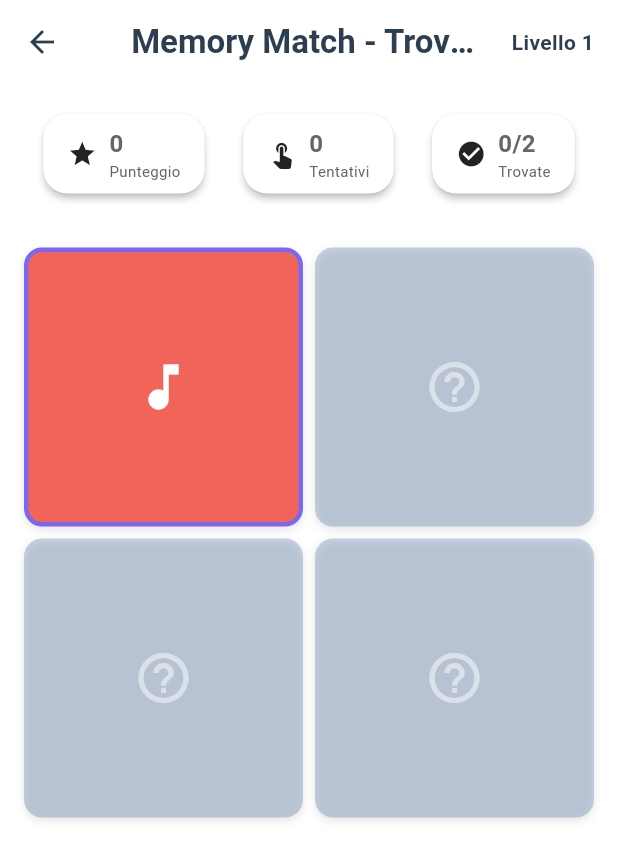
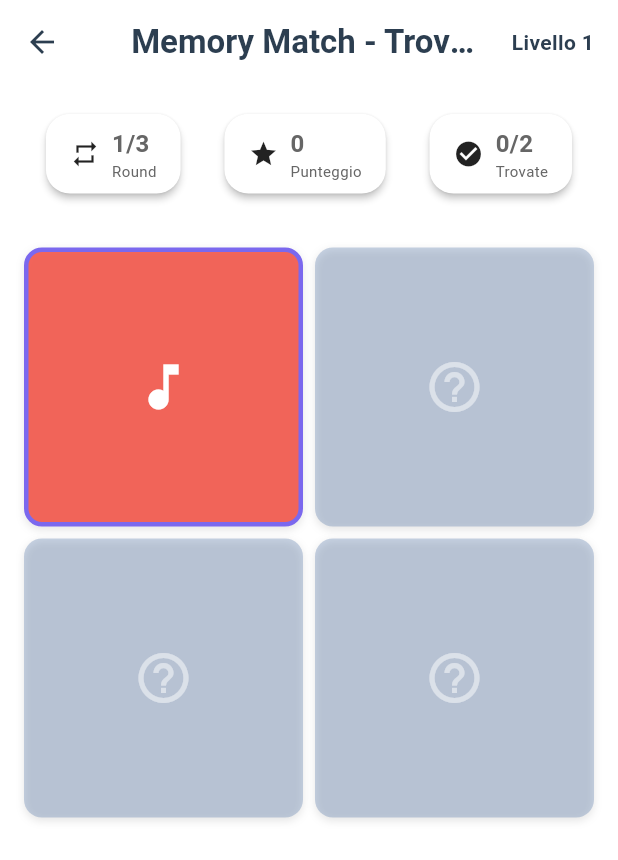
Before and after one commit to medicagbsrl-ux/brain-boost-v2, a Flutter app: the MemoryMatchGame screen opened directly with empty values, after a tap on the "help outline" icon, on a phone screen of 412 x 824 dp. Shown: the top 860 px of the screen. Run offline on Flutter 3.47's test engine with Material 3 defaults, Android fonts, the phone set to English and light mode, and no system bars; our stand-ins replace cloud_firestore, csv, firebase_core, fl_chart, flutter_local_notifications, flutter_tts and 4 more; missing offline and left inert: dart:html; accounts and stored records are empty.

Commit message:
v4.1: FIX Memory Match - Added 3 rounds per session with auto-progression

```diff
--- a/lib/games/memory_match/memory_match_game.dart
+++ b/lib/games/memory_match/memory_match_game.dart
@@ -29,6 +29,10 @@ class _MemoryMatchGameState extends State<MemoryMatchGame> {
   bool canPlay = true;
   late DateTime startTime;
   int score = 0;
+
+  // Round system
+  int currentRound = 0;
+  int totalRounds = 3; // 3 round per sessione
 
   // Card symbols
   final List<IconData> symbols = [
@@ -138,9 +142,17 @@ class _MemoryMatchGameState extends State<MemoryMatchGame> {
           canPlay = true;
         });
 
-        // Check if game is complete
+        // Check if round is complete
         if (matches == gridSize ~/ 2) {
-          _gameCompleted();
+          currentRound++;
+
+          if (currentRound >= totalRounds) {
+            // Game completed after all rounds
+            _gameCompleted();
+          } else {
+            // Next round
+            _nextRound();
+          }
         }
       } else {
         // No match
@@ -154,6 +166,28 @@ class _MemoryMatchGameState extends State<MemoryMatchGame> {
         });
       }
     }
+  }
+
+  void _nextRound() {
+    // Short celebration before next round
+    Future.delayed(const Duration(milliseconds: 1000), () {
+      if (mounted) {
+        setState(() {
+          matches = 0;
+          attempts = 0;
+          _initializeGame();
+        });
+
+        // Show round indicator
+        ScaffoldMessenger.of(context).showSnackBar(
+          SnackBar(
+            content: Text('Round ${currentRound + 1}/$totalRounds'),
+            duration: const Duration(seconds: 1),
+            backgroundColor: Colors.green,
+          ),
+        );
+      }
+    });
   }
 
   Future<void> _gameCompleted() async {
@@ -229,6 +263,9 @@ class _MemoryMatchGameState extends State<MemoryMatchGame> {
             onPressed: () {
               Navigator.of(context).pop();
               setState(() {
+                currentRound = 0;
+                matches = 0;
+                attempts = 0;
                 _initializeGame();
                 startTime = DateTime.now();
                 score = 0;
@@ -282,8 +319,8 @@ class _MemoryMatchGameState extends State<MemoryMatchGame> {
               child: Row(
                 mainAxisAlignment: MainAxisAlignment.spaceAround,
                 children: [
+                  _buildStatChip('Round', '${currentRound + 1}/$totalRounds', Icons.repeat),
                   _buildStatChip('Punteggio', score.toString(), Icons.star),
-                  _buildStatChip('Tentativi', attempts.toString(), Icons.touch_app),
                   _buildStatChip('Trovate', '$matches/${gridSize ~/ 2}', Icons.check_circle),
                 ],
               ),
```
